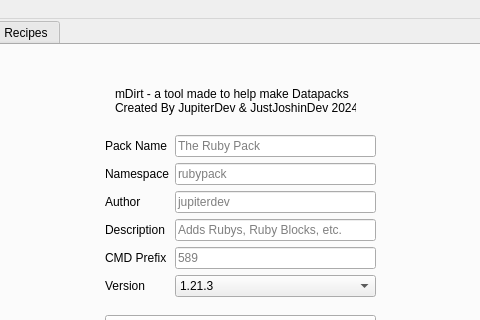
Before: the Qt Designer form lib/ui.ui in Faith-and-Code-Technologies/mDirt, drawn with Qt 5; both pictures show x 236 to 716 and y 0 to 320 of the 981 by 740 pixel window.
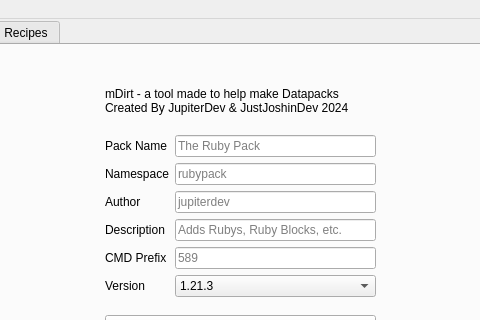
After: the same form once the commit is applied.

```diff
--- a/lib/ui.ui
+++ b/lib/ui.ui
@@ -162,9 +162,9 @@
      <widget class="QLabel" name="titleLabel">
       <property name="geometry">
        <rect>
-        <x>350</x>
+        <x>340</x>
         <y>30</y>
-        <width>241</width>
+        <width>271</width>
         <height>51</height>
        </rect>
       </property>
```
Left out of the diff: 4 changed lines with no effect on the pictures.
